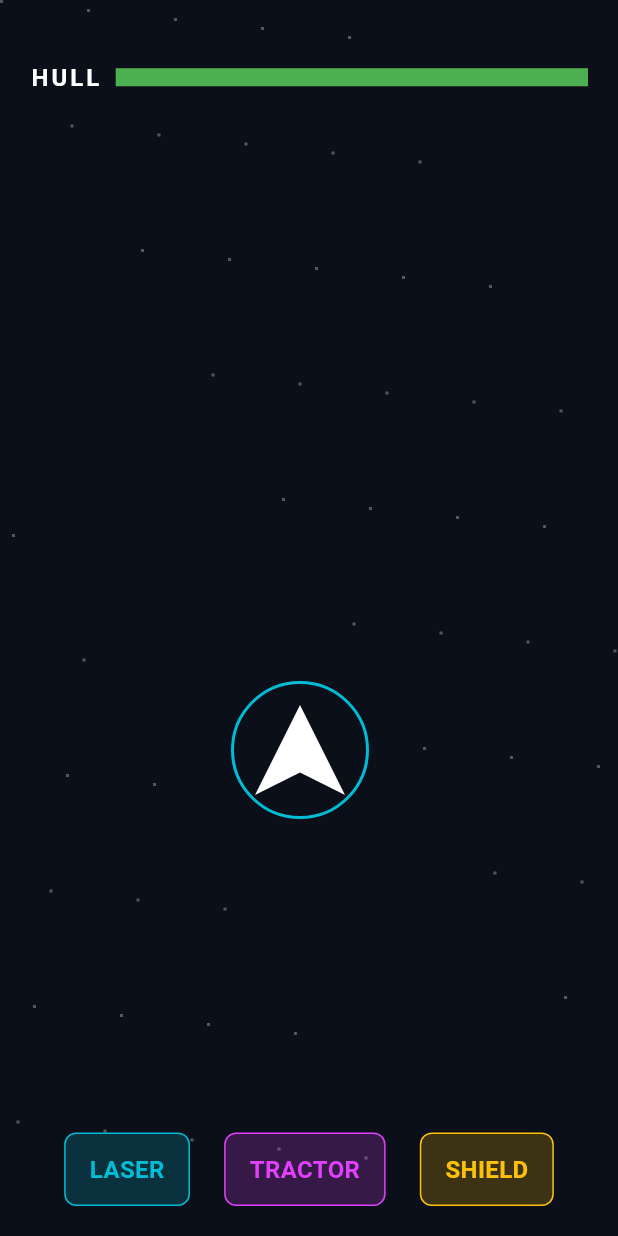
After one commit to amalshadin/STARTATHON-26, a Flutter app: the GameArenaScreen screen opened directly, after a tap on "AstroShield", on a phone screen of 412 x 824 dp. The commit adds this screen. Run offline on Flutter 3.47's test engine with Material 3 defaults, Android fonts, the phone set to English and light mode, and no system bars; our stand-ins replace crystal_navigation_bar, fl_chart, flutter_animate.

Commit message:
made changes

```diff
--- a/app/lib/views/games/cargo_crane_screen.dart
+++ b/app/lib/views/games/cargo_crane_screen.dart
@@ -71,6 +71,12 @@ class _CargoCraneScreenState extends State<CargoCraneScreen> with SingleTickerPr
     _gameLoop.forward();
   }
 
+  @override
+  void dispose() {
+    _gameLoop.dispose();
+    super.dispose();
+  }
+
   void _spawnCrates() {
     _crates.clear();
     for (int i = 0; i < 7; i++) {
@@ -138,6 +144,7 @@ class _CargoCraneScreenState extends State<CargoCraneScreen> with SingleTickerPr
 
   void _showEndOfShiftModal() {
     _gameLoop.stop();
+    BuildContext parentContext = context;
 
     final int avgTransit = _cratesPlaced > 0 ? (_totalTransitTime / _cratesPlaced).round() : 0;
     final int avgHoldSlip = _slipCount > 0 ? (_totalHoldBeforeSlip / _slipCount).round() : 0;
@@ -176,7 +183,7 @@ class _CargoCraneScreenState extends State<CargoCraneScreen> with SingleTickerPr
           TextButton(
              onPressed: () {
                Navigator.pop(context);
-               Navigator.pop(context); // Return to Arena
+               Navigator.pop(parentContext); // Return to Arena
              },
              child: const Text('Return to Arena Hub', style: TextStyle(color: Colors.grey))
           ),
@@ -337,13 +344,26 @@ class _CargoCraneScreenState extends State<CargoCraneScreen> with SingleTickerPr
         ],
       ),
       body: GestureDetector(
-        onPanUpdate: (details) {
-          // Debug touch-drag for emulator
+        onPanDown: (details) {
           setState(() {
             _cranePosition = details.localPosition;
+            _debugPinch = true;
           });
         },
-        onTapDown: (_) => setState(() => _debugPinch = true),
+        onPanUpdate: (details) {
+          setState(() {
+            _cranePosition = details.localPosition;
+            _debugPinch = true;
+          });
+        },
+        onPanEnd: (_) => setState(() => _debugPinch = false),
+        onPanCancel: () => setState(() => _debugPinch = false),
+        onTapDown: (details) {
+          setState(() {
+            _cranePosition = details.localPosition;
+            _debugPinch = true;
+          });
+        },
         onTapUp: (_) => setState(() => _debugPinch = false),
         onTapCancel: () => setState(() => _debugPinch = false),
         child: Stack(
--- a/app/lib/views/games/game_arena_screen.dart
+++ b/app/lib/views/games/game_arena_screen.dart
@@ -6,6 +6,7 @@ import 'dart:math' as math;
 
 import 'piano_game_screen.dart';
 import 'cargo_crane_screen.dart';
+import 'space_game_screen.dart';
 
 class GameArenaScreen extends StatelessWidget {
   const GameArenaScreen({super.key});
@@ -17,7 +18,7 @@ class GameArenaScreen extends StatelessWidget {
         title: const Text('Game Arena', style: DesignTokens.headingStyle),
       ),
       body: SafeArea(
-        child: Padding(
+        child: SingleChildScrollView(
           padding: DesignTokens.defaultPadding,
           child: Column(
             crossAxisAlignment: CrossAxisAlignment.stretch,
@@ -39,8 +40,16 @@ class GameArenaScreen extends StatelessWidget {
                 Icons.pan_tool,
                 () => Navigator.of(context).push(MaterialPageRoute(builder: (_) => const CargoCraneScreen())),
               ),
+              const SizedBox(height: 16),
+              _buildGameCard(
+                context,
+                'AstroShield',
+                'Multi-Sensor Reflex Training',
+                Icons.rocket_launch,
+                () => Navigator.of(context).push(MaterialPageRoute(builder: (_) => const SpaceGameScreen())),
+              ),
 
-              const Spacer(),
+              const SizedBox(height: 40),
               const Text('Live Glove Telemetry (Debug)', style: TextStyle(fontWeight: FontWeight.bold)),
               Consumer<BleTelemetryProvider>(
                 builder: (context, ble, child) {
--- a/app/lib/views/games/piano_game_screen.dart
+++ b/app/lib/views/games/piano_game_screen.dart
@@ -193,6 +193,7 @@ class _PianoGameScreenState extends State<PianoGameScreen> with SingleTickerProv
 
   void _showSummary() {
     _gameLoop.stop();
+    BuildContext parentContext = context;
     showDialog(
       context: context,
       barrierDismissible: false,
@@ -212,8 +213,8 @@ class _PianoGameScreenState extends State<PianoGameScreen> with SingleTickerProv
         actions: [
           TextButton(
             onPressed: () {
-              Navigator.of(context).pop();
-              Navigator.of(context).pop(); // Go back to arena
+              Navigator.pop(context);
+              Navigator.pop(parentContext); // Go back to arena
             },
             child: const Text('End Game', style: TextStyle(color: DesignTokens.secondaryColor)),
           ),
--- /dev/null
+++ b/app/lib/views/games/space_game_screen.dart
@@ -0,0 +1,499 @@
+import 'dart:math';
+import 'package:flutter/material.dart';
+import 'package:provider/provider.dart';
+import '../../core/design_tokens.dart';
+import '../../providers/ble_telemetry_provider.dart';
+import '../../providers/calibration_provider.dart';
+
+enum EntityType { drone, fuelCore, empWave }
+
+class SpaceEntity {
+  final String id;
+  final EntityType type;
+  Offset position;
+  bool isDestroyed = false;
+
+  // Specific to Fuel Core
+  double tractorProgress = 0.0;
+  bool isBeingTractored = false;
+
+  SpaceEntity({required this.id, required this.type, required this.position});
+}
+
+class SpaceGameScreen extends StatefulWidget {
+  const SpaceGameScreen({super.key});
+
+  @override
+  State<SpaceGameScreen> createState() => _SpaceGameScreenState();
+}
+
+class _SpaceGameScreenState extends State<SpaceGameScreen> with SingleTickerProviderStateMixin {
+  late AnimationController _gameLoop;
+  final Random _random = Random();
+
+  // State
+  double _hullIntegrity = 1.0; // 100%
+  double _flexThreshold = 0.5;
+
+  // Ship
+  Offset _shipPosition = const Offset(200, 500);
+  final double _shipRadius = 30.0;
+
+  // Weapons & Abilities
+  double _laserCooldown = 0.0;
+  bool _isShieldActive = false;
+  bool _isTractorActive = false;
+
+  // Entities
+  final List<SpaceEntity> _entities = [];
+  double _lastSpawnTime = 0.0;
+
+  // Metrics
+  int _dronesDestroyed = 0;
+  int _dronesMissed = 0;
+  int _coresHarvested = 0;
+  int _shieldSuccesses = 0;
+  int _shieldFailures = 0;
+
+  // Smoothness tracking
+  double _totalPitchRollDelta = 0.0;
+  int _framesWithMovement = 0;
+  double _lastPitch = 0.0;
+  double _lastRoll = 0.0;
+
+  Size _screenSize = Size.zero;
+
+  // Debug Inputs
+  bool _debugLaser = false;
+  bool _debugTractor = false;
+  bool _debugShield = false;
+
+  @override
+  void initState() {
+    super.initState();
+    _gameLoop = AnimationController(
+      vsync: this,
+      duration: const Duration(days: 99),
+    )..addListener(_updateGame);
+
+    _gameLoop.forward();
+  }
+
+  @override
+  void dispose() {
+    _gameLoop.dispose();
+    super.dispose();
+  }
+
+  void _resetGame({bool gentleTier = false}) {
+    if (gentleTier) {
+       _flexThreshold = max(0.2, _flexThreshold * 0.85);
+    }
+
+    setState(() {
+      _hullIntegrity = 1.0;
+      _entities.clear();
+      _shipPosition = Offset(_screenSize.width / 2, _screenSize.height * 0.8);
+
+      _dronesDestroyed = 0;
+      _dronesMissed = 0;
+      _coresHarvested = 0;
+      _shieldSuccesses = 0;
+      _shieldFailures = 0;
+      _totalPitchRollDelta = 0.0;
+      _framesWithMovement = 0;
+
+      _gameLoop.forward();
+    });
+  }
+
+  void _updateGame() {
+    if (!mounted || _hullIntegrity <= 0) return;
+
+    final dt = 1.0 / 60.0;
+    final bleProvider = context.read<BleTelemetryProvider>();
+    final calProvider = context.read<CalibrationProvider>();
+    final packet = bleProvider.latestPacket;
+
+    // 1. Steering & Smoothness Tracking
+    if (bleProvider.isConnected) {
+       double dx = packet.roll * 6.0 * dt;
+       double dy = -packet.pitch * 6.0 * dt;
+
+       _shipPosition = Offset(
+         (_shipPosition.dx + dx).clamp(0.0, _screenSize.width),
+         (_shipPosition.dy + dy).clamp(0.0, _screenSize.height)
+       );
+
+       double deltaP = (packet.pitch - _lastPitch).abs();
+       double deltaR = (packet.roll - _lastRoll).abs();
+       if (deltaP > 0.1 || deltaR > 0.1) {
+          _totalPitchRollDelta += (deltaP + deltaR);
+          _framesWithMovement++;
+       }
+       _lastPitch = packet.pitch;
+       _lastRoll = packet.roll;
+    }
+
+    // 2. Read Inputs (Hardware or Debug)
+    bool fireLaser = _debugLaser || (calProvider.normalizeFlexValue(0, packet.flexValues[0]) >= _flexThreshold);
+    bool useTractor = _debugTractor || (calProvider.normalizeFlexValue(1, packet.flexValues[1]) >= _flexThreshold);
+    bool useShield = _debugShield || (calProvider.normalizeFlexValue(2, packet.flexValues[2]) >= _flexThreshold);
+
+    _isShieldActive = useShield;
+    _isTractorActive = useTractor;
+
+    if (_laserCooldown > 0) _laserCooldown -= dt;
+
+    // 3. Spawning
+    _lastSpawnTime += dt;
+    if (_lastSpawnTime > 3.0) { // Spawn every 3 seconds
+       _lastSpawnTime = 0.0;
+       double randX = 30 + _random.nextDouble() * (_screenSize.width - 60);
+
+       int roll = _random.nextInt(100);
+       EntityType type;
+       if (roll < 60) type = EntityType.drone; // 60% Drone
+       else if (roll < 85) type = EntityType.fuelCore; // 25% Core
+       else type = EntityType.empWave; // 15% EMP
+
+       _entities.add(SpaceEntity(id: DateTime.now().toString(), type: type, position: Offset(randX, -50)));
+    }
+
+    // 4. Update Entities & Collision
+    bool laserFiredThisFrame = false;
+    if (fireLaser && _laserCooldown <= 0) {
+       laserFiredThisFrame = true;
+       _laserCooldown = 0.8; // Debounce
+    }
+
+    for (int i = 0; i < _entities.length; i++) {
+       var entity = _entities[i];
+       if (entity.isDestroyed) continue;
+
+       // Move down
+       double speed = entity.type == EntityType.empWave ? 150.0 : 100.0;
+
+       if (entity.type == EntityType.fuelCore && entity.isBeingTractored) {
+          // Lock onto ship slightly but don't fall as fast
+          entity.position = Offset(
+            entity.position.dx + (_shipPosition.dx - entity.position.dx) * 2.0 * dt,
+            entity.position.dy + 20.0 * dt
+          );
+       } else {
+          entity.position += Offset(0, speed * dt);
+       }
+
+       // Missed bounds
+       if (entity.position.dy > _screenSize.height + 100) {
+          entity.isDestroyed = true;
+          if (entity.type == EntityType.drone) _dronesMissed++;
+          continue;
+       }
+
+       // Interactions
+       double dist = (entity.position - _shipPosition).distance;
+
+       if (entity.type == EntityType.drone) {
+          // Shoot Drone
+          if (laserFiredThisFrame && dist < 120) { // Auto-aim generous radius
+             entity.isDestroyed = true;
+             _dronesDestroyed++;
+          }
+       }
+       else if (entity.type == EntityType.fuelCore) {
+          if (dist < 150 && useTractor) {
+             entity.isBeingTractored = true;
+             entity.tractorProgress += dt / 2.0; // 2 seconds hold
+             if (entity.tractorProgress >= 1.0) {
+                entity.isDestroyed = true;
+                _coresHarvested++;
+                _hullIntegrity = min(1.0, _hullIntegrity + 0.10);
+             }
+          } else {
+             entity.isBeingTractored = false;
+             // Progress decays rapidly if dropped
+             entity.tractorProgress = max(0, entity.tractorProgress - dt);
+          }
+       }
+       else if (entity.type == EntityType.empWave) {
+          // EMP wave is a massive horizontal band. Checking if ship Y crosses it.
+          // Band thickness is about 100.
+          if ((_shipPosition.dy - entity.position.dy).abs() < 50) {
+             if (useShield) {
+                // Absorbed part of the wave
+                if (!entity.isDestroyed) {
+                  _shieldSuccesses++;
+                  entity.isDestroyed = true; // Mark handled so we don't count multiple times per wave
+                }
+             } else {
+                if (!entity.isDestroyed) {
+                  _shieldFailures++;
+                  _hullIntegrity -= 0.25;
+                  entity.isDestroyed = true;
+
+                  ScaffoldMessenger.of(context).showSnackBar(const SnackBar(content: Text('EMP Hit! Hull breached!', style: TextStyle(color: Colors.white)), backgroundColor: Colors.red));
+                }
+             }
+          }
+       }
+    }
+
+    _entities.removeWhere((e) => e.isDestroyed);
+
+    // Death Check
+    if (_hullIntegrity <= 0) {
+       _hullIntegrity = 0;
+       _showDeathModal();
+    }
+
+    setState(() {});
+  }
+
+  void _showDeathModal() {
+    _gameLoop.stop();
+    BuildContext parentContext = context;
+
+    double avgDelta = _framesWithMovement > 0 ? _totalPitchRollDelta / _framesWithMovement : 0;
+    // Lower delta = smoother. Scale roughly so 0.0 -> 100%, 2.0 -> 0%
+    int smoothScore = max(0, 100 - (avgDelta * 50).round());
+
+    showDialog(
+      context: context,
+      barrierDismissible: false,
+      builder: (context) => AlertDialog(
+        backgroundColor: const Color(0xFF0B0F19),
+        title: const Text('Mission Ended', style: TextStyle(color: Colors.redAccent, fontWeight: FontWeight.bold)),
+        content: Column(
+          mainAxisSize: MainAxisSize.min,
+          crossAxisAlignment: CrossAxisAlignment.start,
+          children: [
+             const Text('Hand Rest Recommended', style: TextStyle(color: Colors.orange, fontSize: 14)),
+             const SizedBox(height: 16),
+             Text('Drones Neutralized: $_dronesDestroyed', style: const TextStyle(color: Colors.white70)),
+             Text('Drones Missed: $_dronesMissed', style: const TextStyle(color: Colors.white70)),
+             Text('Cores Harvested: $_coresHarvested', style: const TextStyle(color: Colors.cyanAccent)),
+             Text('Shield Blocks: $_shieldSuccesses / ${_shieldSuccesses + _shieldFailures}', style: const TextStyle(color: Colors.amber)),
+             Text('Steering Smoothness: $smoothScore%', style: const TextStyle(color: Colors.white70)),
+          ],
+        ),
+        actions: [
+          TextButton(
+             onPressed: () {
+               Navigator.pop(context);
+               Navigator.pop(parentContext);
+             },
+             child: const Text('Exit to Hangar', style: TextStyle(color: Colors.grey))
+          ),
+          ElevatedButton(
+            style: ElevatedButton.styleFrom(backgroundColor: DesignTokens.primaryColor),
+            onPressed: () {
+              Navigator.pop(context);
+              _resetGame(gentleTier: true);
+            },
+            child: const Text('Re-engage at Gentle Speed')
+          ),
+        ],
+      ),
+    );
+  }
+
+  @override
+  Widget build(BuildContext context) {
+    _screenSize = MediaQuery.of(context).size;
+
+    return Scaffold(
+      backgroundColor: const Color(0xFF0B0F19), // Deep space black
+      body: GestureDetector(
+        onPanDown: (details) {
+          setState(() => _shipPosition = details.localPosition);
+        },
+        onPanUpdate: (details) {
+          setState(() => _shipPosition = details.localPosition);
+        },
+        child: Stack(
+          children: [
+            // Starfield (Simple implementation)
+            ...List.generate(50, (index) {
+              // Deterministic pseudo-random stars
+              double x = (index * 47) % _screenSize.width;
+              double y = (index * 83 + _gameLoop.value * 200) % _screenSize.height;
+              return Positioned(
+                left: x,
+                top: y,
+                child: Container(width: 2, height: 2, color: Colors.white30),
+              );
+            }),
+
+            // HUD
+            Positioned(
+              top: 40,
+              left: 20,
+              right: 20,
+              child: Row(
+                children: [
+                  const Text('HULL', style: TextStyle(color: Colors.white, fontWeight: FontWeight.bold, letterSpacing: 2)),
+                  const SizedBox(width: 10),
+                  Expanded(
+                    child: LinearProgressIndicator(
+                      value: _hullIntegrity,
+                      backgroundColor: Colors.red.withOpacity(0.3),
+                      valueColor: AlwaysStoppedAnimation<Color>(_hullIntegrity > 0.5 ? Colors.green : Colors.red),
+                      minHeight: 12,
+                    ),
+                  ),
+                ],
+              ),
+            ),
+
+            // Painter for Game Elements
+            CustomPaint(
+              painter: SpaceGamePainter(
+                entities: _entities,
+                shipPosition: _shipPosition,
+                shipRadius: _shipRadius,
+                isShieldActive: _isShieldActive,
+                isTractorActive: _isTractorActive,
+                laserCooldown: _laserCooldown,
+              ),
+              child: Container(),
+            ),
+
+            // Debug Overlay Buttons (Bottom)
+            Positioned(
+              bottom: 20,
+              left: 20,
+              right: 20,
+              child: Row(
+                mainAxisAlignment: MainAxisAlignment.spaceEvenly,
+                children: [
+                  _buildDebugButton('LASER', Colors.cyan, _debugLaser, (v) => setState(() => _debugLaser = v)),
+                  _buildDebugButton('TRACTOR', Colors.purpleAccent, _debugTractor, (v) => setState(() => _debugTractor = v)),
+                  _buildDebugButton('SHIELD', Colors.amber, _debugShield, (v) => setState(() => _debugShield = v)),
+                ],
+              ),
+            ),
+          ],
+        ),
+      ),
+    );
+  }
+
+  Widget _buildDebugButton(String label, Color color, bool active, Function(bool) onChanged) {
+    return GestureDetector(
+      onTapDown: (_) => onChanged(true),
+      onTapUp: (_) => onChanged(false),
+      onTapCancel: () => onChanged(false),
+      child: Container(
+        padding: const EdgeInsets.symmetric(horizontal: 16, vertical: 12),
+        decoration: BoxDecoration(
+          color: active ? color : color.withOpacity(0.2),
+          borderRadius: BorderRadius.circular(8),
+          border: Border.all(color: color),
+        ),
+        child: Text(label, style: TextStyle(color: active ? Colors.black : color, fontWeight: FontWeight.bold)),
+      ),
+    );
+  }
+}
+
+class SpaceGamePainter extends CustomPainter {
+  final List<SpaceEntity> entities;
+  final Offset shipPosition;
+  final double shipRadius;
+  final bool isShieldActive;
+  final bool isTractorActive;
+  final double laserCooldown;
+
+  SpaceGamePainter({
+    required this.entities,
+    required this.shipPosition,
+    required this.shipRadius,
+    required this.isShieldActive,
+    required this.isTractorActive,
+    required this.laserCooldown,
+  });
+
+  @override
+  void paint(Canvas canvas, Size size) {
+    // 1. Draw Entities
+    for (var e in entities) {
+      if (e.type == EntityType.drone) {
+        // Red diamond
+        final Paint dronePaint = Paint()..color = Colors.redAccent..style = PaintingStyle.fill;
+        canvas.drawCircle(e.position, 20, dronePaint);
+        canvas.drawCircle(e.position, 10, Paint()..color = Colors.black);
+      } else if (e.type == EntityType.fuelCore) {
+        // Cyan glowing orb
+        canvas.drawCircle(e.position, 25, Paint()..color = Colors.cyanAccent.withOpacity(0.3));
+        canvas.drawCircle(e.position, 15, Paint()..color = Colors.cyanAccent);
+
+        // Progress ring if being tractored
+        if (e.isBeingTractored) {
+          canvas.drawArc(
+             Rect.fromCircle(center: e.position, radius: 35),
+             -pi/2, 2 * pi * e.tractorProgress, false,
+             Paint()..color = Colors.purpleAccent..strokeWidth = 4..style = PaintingStyle.stroke
+          );
+        }
+      } else if (e.type == EntityType.empWave) {
+        // Massive horizontal shockwave band
+        final Paint wavePaint = Paint()
+          ..color = Colors.amber.withOpacity(0.4)
+          ..style = PaintingStyle.fill;
+        canvas.drawRect(Rect.fromLTWH(0, e.position.dy - 50, size.width, 100), wavePaint);
+        canvas.drawLine(Offset(0, e.position.dy), Offset(size.width, e.position.dy), Paint()..color = Colors.amber..strokeWidth = 3);
+      }
+    }
+
+    // 2. Draw Tractor Beam Connection
+    if (isTractorActive) {
+       for (var e in entities) {
+         if (e.type == EntityType.fuelCore && e.isBeingTractored) {
+            canvas.drawLine(
+              shipPosition, e.position,
+              Paint()..color = Colors.purpleAccent.withOpacity(0.5)..strokeWidth = 8
+            );
+            canvas.drawLine(
+              shipPosition, e.position,
+              Paint()..color = Colors.white..strokeWidth = 2
+            );
+         }
+       }
+    }
+
+    // 3. Draw Ship
+    final Path shipPath = Path();
+    shipPath.moveTo(shipPosition.dx, shipPosition.dy - shipRadius);
+    shipPath.lineTo(shipPosition.dx + shipRadius, shipPosition.dy + shipRadius);
+    shipPath.lineTo(shipPosition.dx, shipPosition.dy + shipRadius * 0.5);
+    shipPath.lineTo(shipPosition.dx - shipRadius, shipPosition.dy + shipRadius);
+    shipPath.close();
+
+    canvas.drawPath(shipPath, Paint()..color = Colors.white..style = PaintingStyle.fill);
+
+    // Laser cooldown indicator (crosshair)
+    final Paint crosshairPaint = Paint()
+      ..color = laserCooldown > 0 ? Colors.red : Colors.cyan
+      ..style = PaintingStyle.stroke
+      ..strokeWidth = 2;
+    canvas.drawCircle(shipPosition, shipRadius + 15, crosshairPaint);
+
+    // 4. Draw Deflector Shield
+    if (isShieldActive) {
+      canvas.drawCircle(
+        shipPosition,
+        shipRadius + 30,
+        Paint()..color = Colors.amber.withOpacity(0.4)..style = PaintingStyle.fill
+      );
+      canvas.drawCircle(
+        shipPosition,
+        shipRadius + 30,
+        Paint()..color = Colors.amber..style = PaintingStyle.stroke..strokeWidth = 3
+      );
+    }
+  }
+
+  @override
+  bool shouldRepaint(covariant SpaceGamePainter oldDelegate) => true;
+}
```
